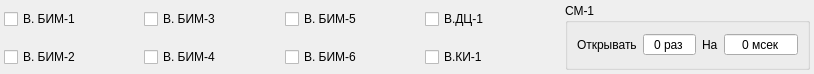
This is src/gui/data/ui/extensions.ui in vlinnik/ASK-260510 as Qt 5 draws it before an edit. The edited form follows.
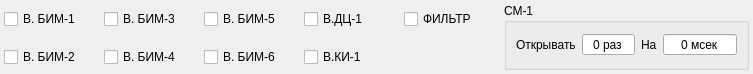
This is the edited form.

The edit to the form file:
```diff
--- a/src/gui/data/ui/extensions.ui
+++ b/src/gui/data/ui/extensions.ui
@@ -6,7 +6,7 @@
    <rect>
     <x>0</x>
     <y>0</y>
-    <width>814</width>
+    <width>753</width>
     <height>74</height>
    </rect>
   </property>
@@ -33,7 +33,7 @@
      </property>
     </widget>
    </item>
-   <item row="0" column="4" rowspan="2">
+   <item row="0" column="5" rowspan="2">
     <widget class="QGroupBox" name="groupBox">
      <property name="title">
       <string>СМ-1</string>
@@ -140,6 +140,13 @@
      </property>
     </widget>
    </item>
+   <item row="0" column="4">
+    <widget class="QCheckBox" name="filter_1">
+     <property name="text">
+      <string>ФИЛЬТР</string>
+     </property>
+    </widget>
+   </item>
   </layout>
  </widget>
  <resources/>
```
Left out of the diff: 48 changed lines with no effect on the pictures.
